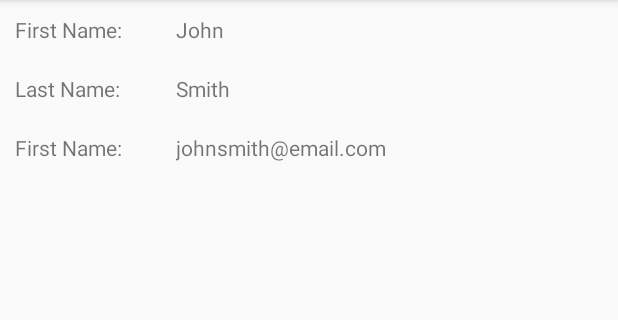
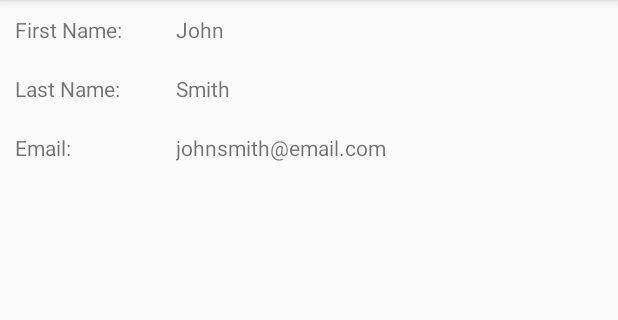
Before and after one commit to richpingree/MDF3, an Android app: the screen it shows after launch (DetailActivity), after a tap on an icon or button, on a phone screen of 412 x 824 dp, the part 84-404 px from its top. Run offline under Robolectric (Android 15) with nearby library versions, the phone set to English and light mode, and no system bars.

Commit message:
corrected layout TextView
corrected layout TextView

```diff
--- a/Widget/app/src/main/res/layout/fragment_detail.xml
+++ b/Widget/app/src/main/res/layout/fragment_detail.xml
@@ -36,7 +36,7 @@
                 android:layout_height="wrap_content"
                 android:layout_weight="1"
                 android:id="@+id/emailLabel"
-                android:text="First Name:"/>
+                android:text="Email:"/>
             <TextView
                 android:layout_height="wrap_content"
                 android:layout_weight="4"
```
